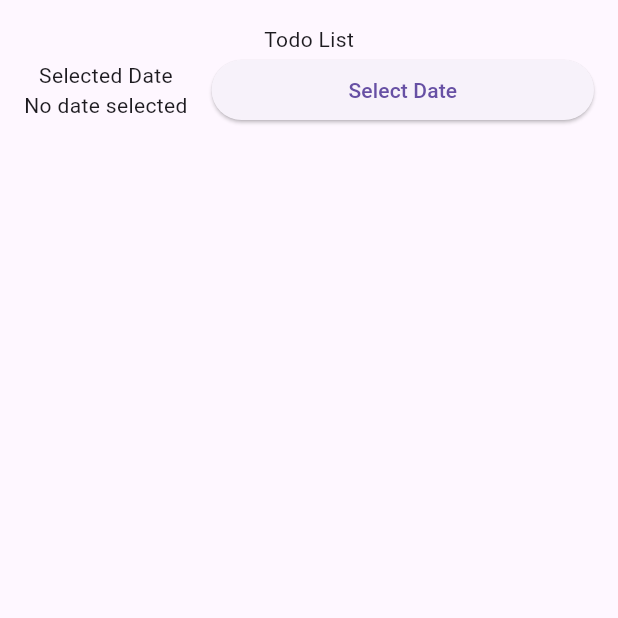
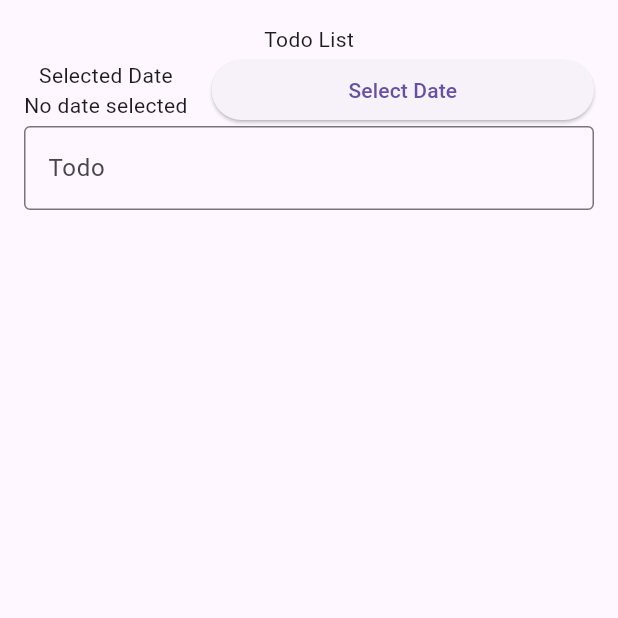
Before and after one commit to nauvalachid/117_TodoBloc, a Flutter app: the TodoPage screen opened directly, on a phone screen of 412 x 824 dp, the top half of it. Run offline on Flutter 3.47's test engine with Material 3 defaults, Android fonts, the phone set to English and light mode, and no system bars; our stand-ins replace bloc, flutter_bloc.

Commit message:
Menambahkan TextFormField ke widget TodoPage

```diff
--- a/lib/todo_page.dart
+++ b/lib/todo_page.dart
@@ -57,6 +57,22 @@ class TodoPage extends StatelessWidget {
                   )
                 ],
               ),
+              Form(
+                key: _key,
+                child: Row(
+                  children: [
+                    Expanded(
+                      child: TextFormField(
+                        controller: _controller,
+                        decoration: InputDecoration(
+                          labelText: 'Todo',
+                          border: OutlineInputBorder(),
+                        ),
+                      ),
+                    )
+                  ],
+                ),
+              )
             ],
           ),
         ),
```
